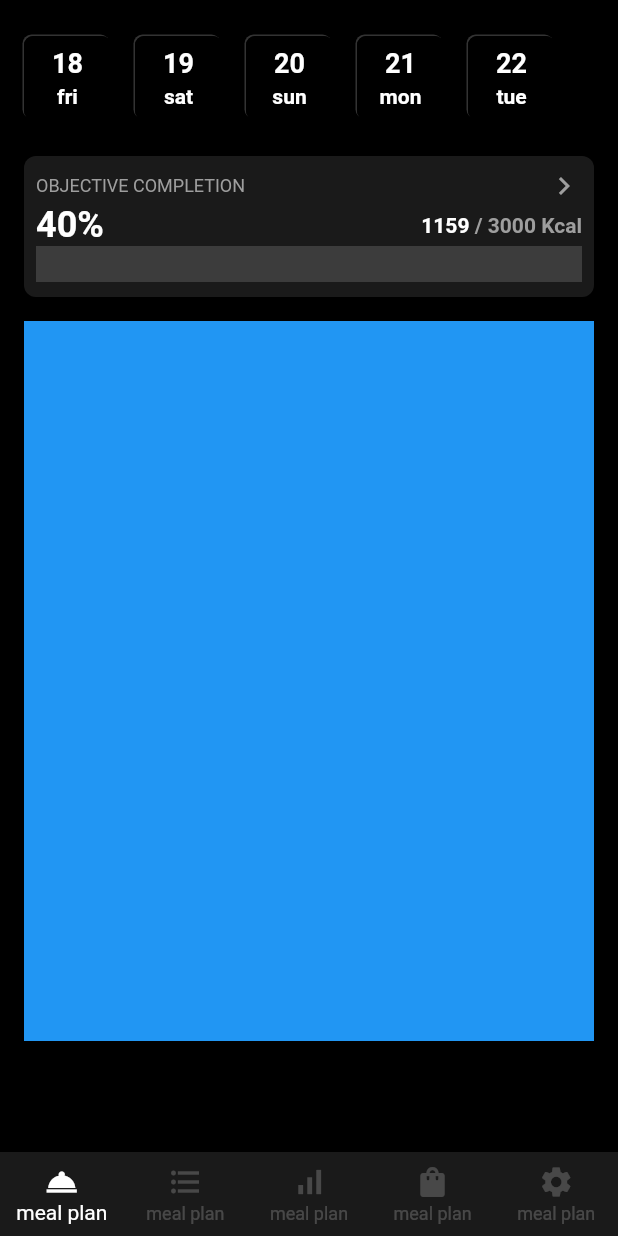
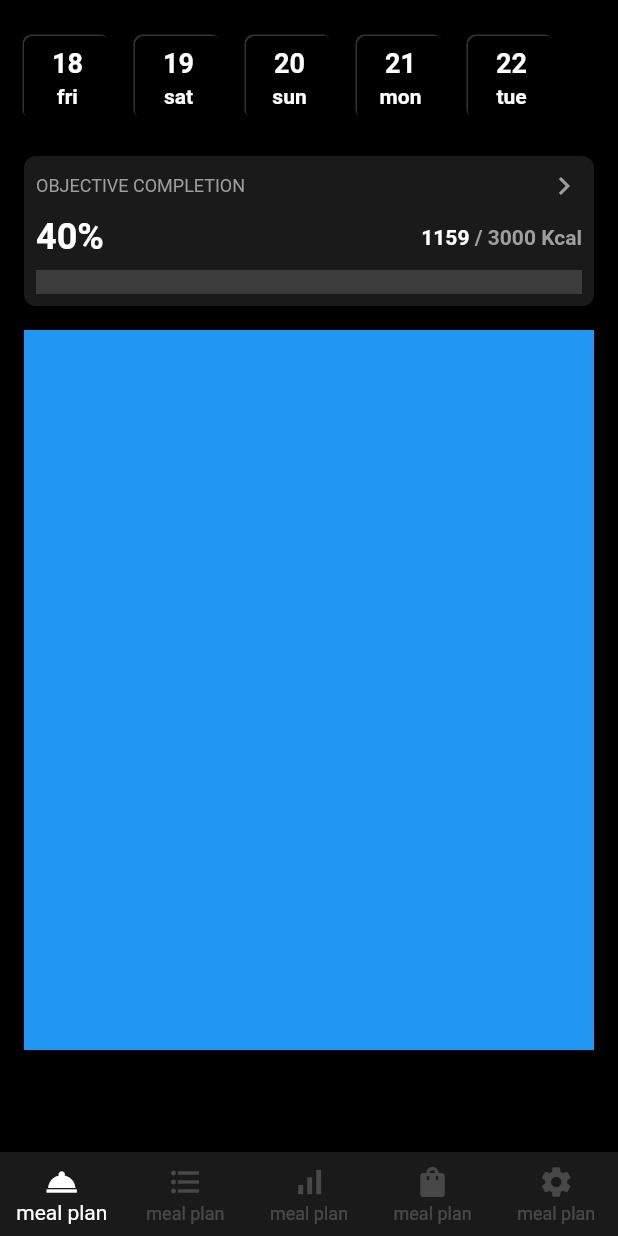
Before and after one commit to JAICHANGPARK/flutter_notebook_18th_story, a Flutter app: the screen it shows after launch, on a phone screen of 412 x 824 dp. Run offline on Flutter 3.47's test engine with Material 2 defaults, Android fonts, the phone set to English and light mode, and no system bars; our stand-ins replace cached_network_image, dotted_border, flutter_lorem, flutter_riverpod, flutter_svg, freezed_annotation and 4 more.

Commit message:
Update fitness_nutrition_main_page.dart

```diff
--- a/lib/ep1094_fitness_nutrition_app/src/ui/fitness_nutrition_main_page.dart
+++ b/lib/ep1094_fitness_nutrition_app/src/ui/fitness_nutrition_main_page.dart
@@ -124,7 +124,7 @@ class _FitnessNutritionMainPageState extends State<FitnessNutritionMainPage> {
                   height: 16,
                 ),
                 SizedBox(
-                  height: 94,
+                  height: 100,
                   child: Container(
                     decoration: BoxDecoration(
                       color: Colors.white.withOpacity(0.1),
@@ -132,6 +132,7 @@ class _FitnessNutritionMainPageState extends State<FitnessNutritionMainPage> {
                     ),
                     padding: EdgeInsets.all(8),
                     child: Column(
+                      mainAxisAlignment: MainAxisAlignment.spaceBetween,
                       children: [
                         Row(
                           mainAxisAlignment: MainAxisAlignment.spaceBetween,
@@ -173,7 +174,7 @@ class _FitnessNutritionMainPageState extends State<FitnessNutritionMainPage> {
                           ],
                         ),
                         Container(
-                          height: 24,
+                          height: 16,
                           decoration: BoxDecoration(
                             color: Colors.white.withOpacity(0.15)
                           ),
```
